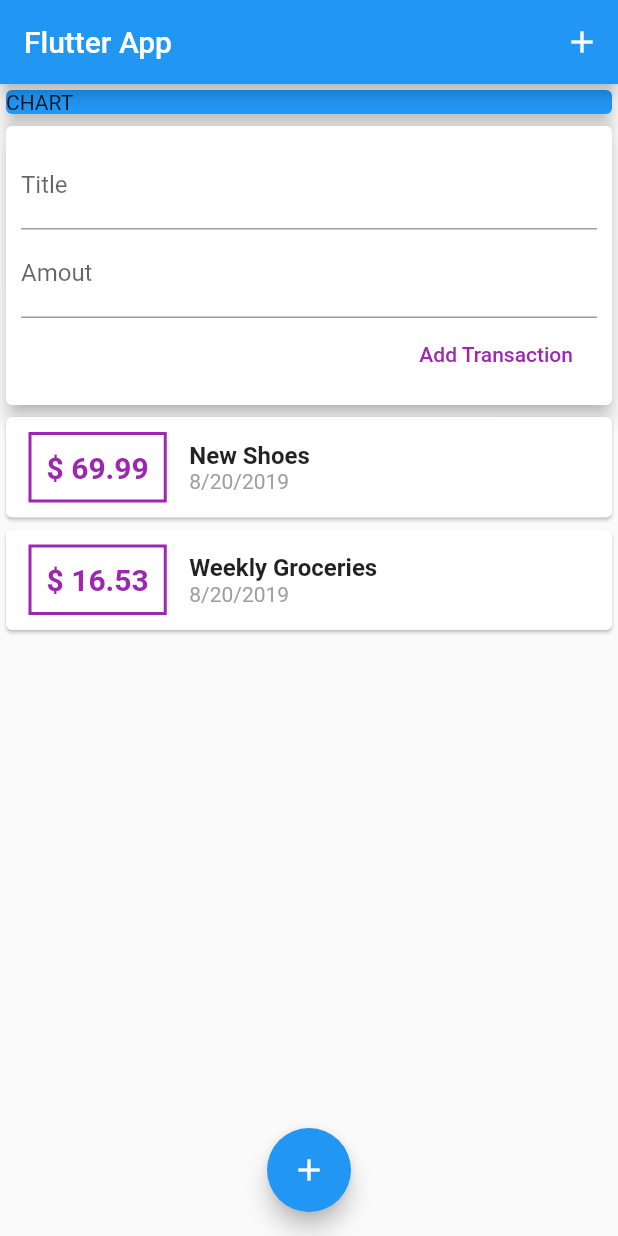
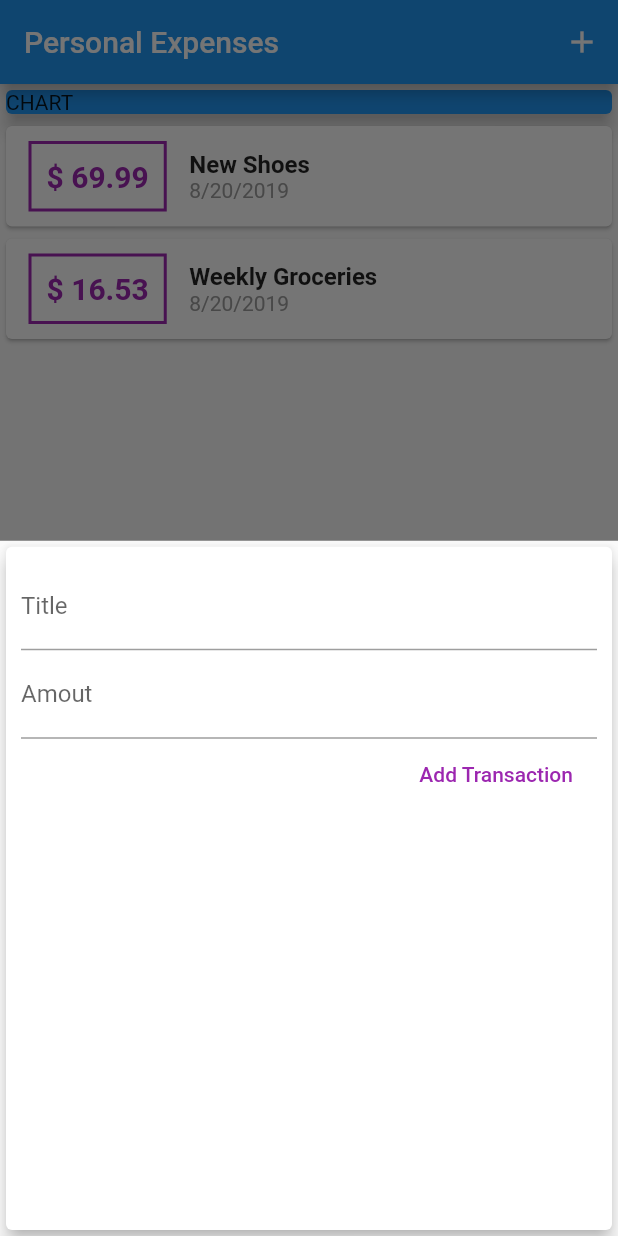
Before and after one commit to hewerthomn/flutter_complete_guide, a Flutter app: the screen it shows after launch, after a tap on the "add" icon, on a phone screen of 412 x 824 dp. Run offline on Flutter 3.47's test engine with Material 2 defaults, Android fonts, the phone set to English and light mode, and no system bars.

Commit message:
Handled a particular error.

```diff
--- a/lib/main.dart
+++ b/lib/main.dart
@@ -1,6 +1,8 @@
 import 'package:flutter/material.dart';
+import 'package:flutter_complete_guide/widgets/transaction_list.dart';
 
-import './widgets/user_transactions.dart';
+import './models/transaction.dart';
+import './widgets/new_transaction.dart';
 
 void main() => runApp(MyApp());
 
@@ -8,25 +10,70 @@ class MyApp extends StatelessWidget {
   @override
   Widget build(BuildContext context) {
     return MaterialApp(
-      title: 'Flutter App',
+      title: 'Personal Expenses',
       home: MyHomePage(),
     );
   }
 }
 
-class MyHomePage extends StatelessWidget {
+class MyHomePage extends StatefulWidget {
+  @override
+  _MyHomePageState createState() => _MyHomePageState();
+}
+
+class _MyHomePageState extends State<MyHomePage> {
   final titleController = TextEditingController();
   final amountController = TextEditingController();
+
+  final List<Transaction> _userTransactions = [
+    Transaction(
+      id: 't1',
+      title: 'New Shoes',
+      amount: 69.99,
+      date: DateTime.now(),
+    ),
+    Transaction(
+      title: 'Weekly Groceries',
+      amount: 16.53,
+      date: DateTime.now(),
+      id: DateTime.now().toString(),
+    ),
+  ];
+
+  void _addNewTransaction(String txTitle, double txAmount) {
+    final newTx = Transaction(
+      title: txTitle,
+      amount: txAmount,
+      date: DateTime.now(),
+    );
+
+    setState(() {
+      _userTransactions.add(newTx);
+    });
+  }
+
+  void startAddNewTransaction(BuildContext ctx) {
+    showModalBottomSheet(
+      context: ctx,
+      builder: (_) {
+        return GestureDetector(
+          onTap: () {},
+          child: NewTransaction(_addNewTransaction),
+          behavior: HitTestBehavior.opaque,
+        );
+      },
+    );
+  }
 
   @override
   Widget build(BuildContext context) {
     return Scaffold(
       appBar: AppBar(
-        title: Text('Flutter App'),
+        title: Text('Personal Expenses'),
         actions: <Widget>[
           IconButton(
             icon: Icon(Icons.add),
-            onPressed: () {},
+            onPressed: () => startAddNewTransaction(context),
           ),
         ],
       ),
@@ -43,14 +90,14 @@ class MyHomePage extends StatelessWidget {
               ),
               color: Colors.blue,
             ),
-            UserTransactions()
+            TransactionList(_userTransactions)
           ],
         ),
       ),
       floatingActionButtonLocation: FloatingActionButtonLocation.centerFloat,
       floatingActionButton: FloatingActionButton(
         child: Icon(Icons.add),
-        onPressed: () {},
+        onPressed: () => startAddNewTransaction(context),
       ),
     );
   }
--- a/lib/widgets/new_transaction.dart
+++ b/lib/widgets/new_transaction.dart
@@ -1,11 +1,18 @@
 import 'package:flutter/material.dart';
 
-class NewTransaction extends StatelessWidget {
-  final titleController = TextEditingController();
-  final amountController = TextEditingController();
+class NewTransaction extends StatefulWidget {
   final Function addNewTransaction;
 
   NewTransaction(this.addNewTransaction);
+
+  @override
+  _NewTransactionState createState() => _NewTransactionState();
+}
+
+class _NewTransactionState extends State<NewTransaction> {
+  final titleController = TextEditingController();
+
+  final amountController = TextEditingController();
 
   void submitData() {
     final enteredTitle = titleController.text;
@@ -15,10 +22,12 @@ class NewTransaction extends StatelessWidget {
       return;
     }
 
-    addNewTransaction(
+    widget.addNewTransaction(
       enteredTitle,
       enteredAmout,
     );
+
+    Navigator.of(context).pop();
   }
 
   @override
--- a/lib/widgets/user_transactions.dart
+++ b/lib/widgets/user_transactions.dart
@@ -10,32 +10,7 @@ class UserTransactions extends StatefulWidget {
 }
 
 class _UserTransactionsState extends State<UserTransactions> {
-  final List<Transaction> _userTransactions = [
-    Transaction(
-      id: 't1',
-      title: 'New Shoes',
-      amount: 69.99,
-      date: DateTime.now(),
-    ),
-    Transaction(
-      title: 'Weekly Groceries',
-      amount: 16.53,
-      date: DateTime.now(),
-      id: DateTime.now().toString(),
-    ),
-  ];
 
-  void _addNewTransaction(String txTitle, double txAmount) {
-    final newTx = Transaction(
-      title: txTitle,
-      amount: txAmount,
-      date: DateTime.now(),
-    );
-
-    setState(() {
-      _userTransactions.add(newTx);
-    });
-  }
 
   @override
   Widget build(BuildContext context) {
```
